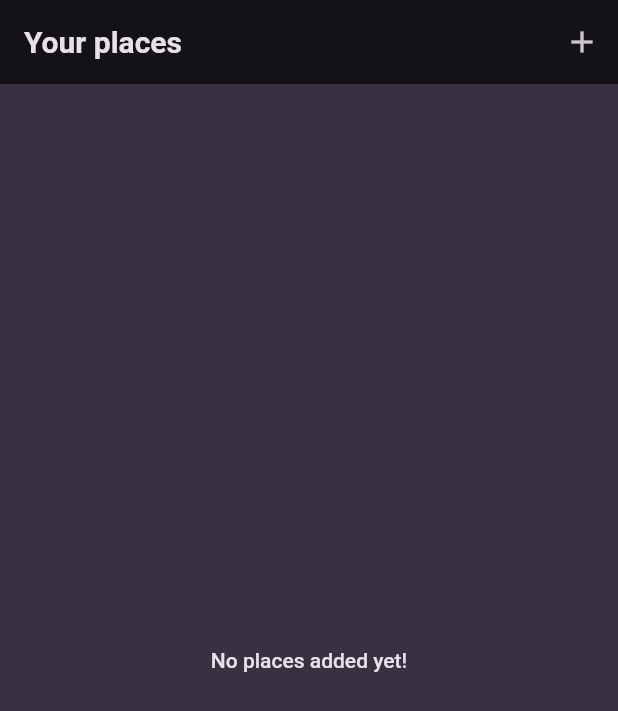
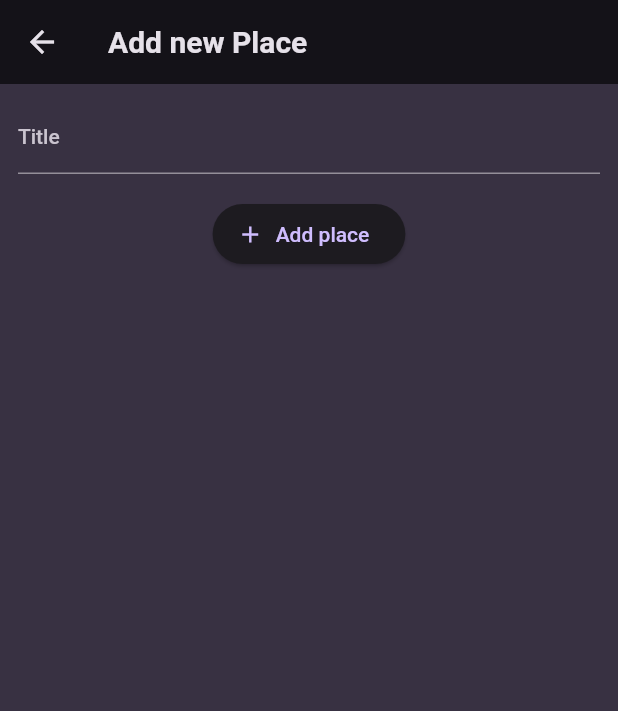
Before and after one commit to Kapil619/favorite_places_app, a Flutter app: the screen it shows after launch, after a tap on the "add" icon, on a phone screen of 412 x 824 dp. Shown: the top 711 px of the screen. Run offline on Flutter 3.47's test engine with Material 2 defaults, Android fonts, the phone set to English and light mode, and no system bars; our stand-ins replace google_fonts.

Commit message:
Created an Add-Places screen

```diff
--- a/lib/screens/add_place.dart
+++ b/lib/screens/add_place.dart
@@ -0,0 +1,48 @@
+import 'package:flutter/material.dart';
+
+class AddPlaceScreen extends StatefulWidget {
+  const AddPlaceScreen({super.key});
+
+  @override
+  State<AddPlaceScreen> createState() {
+    return _AddPlaceScreenState();
+  }
+}
+
+class _AddPlaceScreenState extends State<AddPlaceScreen> {
+  final _titleController = TextEditingController();
+  @override
+  void dispose() {
+    _titleController.dispose();
+    super.dispose();
+  }
+
+  Widget build(BuildContext context) {
+    return Scaffold(
+      appBar: AppBar(
+        title: const Text('Add new Place'),
+      ),
+      body: SingleChildScrollView(
+        padding: const EdgeInsets.all(12),
+        child: Column(
+          children: [
+            TextField(
+              decoration: const InputDecoration(labelText: 'Title'),
+              controller: _titleController,
+              style:
+                  TextStyle(color: Theme.of(context).colorScheme.onBackground),
+            ),
+            const SizedBox(
+              height: 16,
+            ),
+            ElevatedButton.icon(
+              onPressed: () {},
+              icon: const Icon(Icons.add),
+              label: const Text('Add place'),
+            ),
+          ],
+        ),
+      ),
+    );
+  }
+}
--- a/lib/screens/places.dart
+++ b/lib/screens/places.dart
@@ -1,3 +1,4 @@
+import 'package:favorite_places/screens/add_place.dart';
 import 'package:favorite_places/widgets/places_list.dart';
 import 'package:flutter/material.dart';
 
@@ -12,7 +13,13 @@ class PlacesScreen extends StatelessWidget {
         actions: [
           IconButton(
             icon: const Icon(Icons.add),
-            onPressed: () {},
+            onPressed: () {
+              Navigator.of(context).push(
+                MaterialPageRoute(
+                  builder: (ctx) => const AddPlaceScreen(),
+                ),
+              );
+            },
           )
         ],
       ),
```
